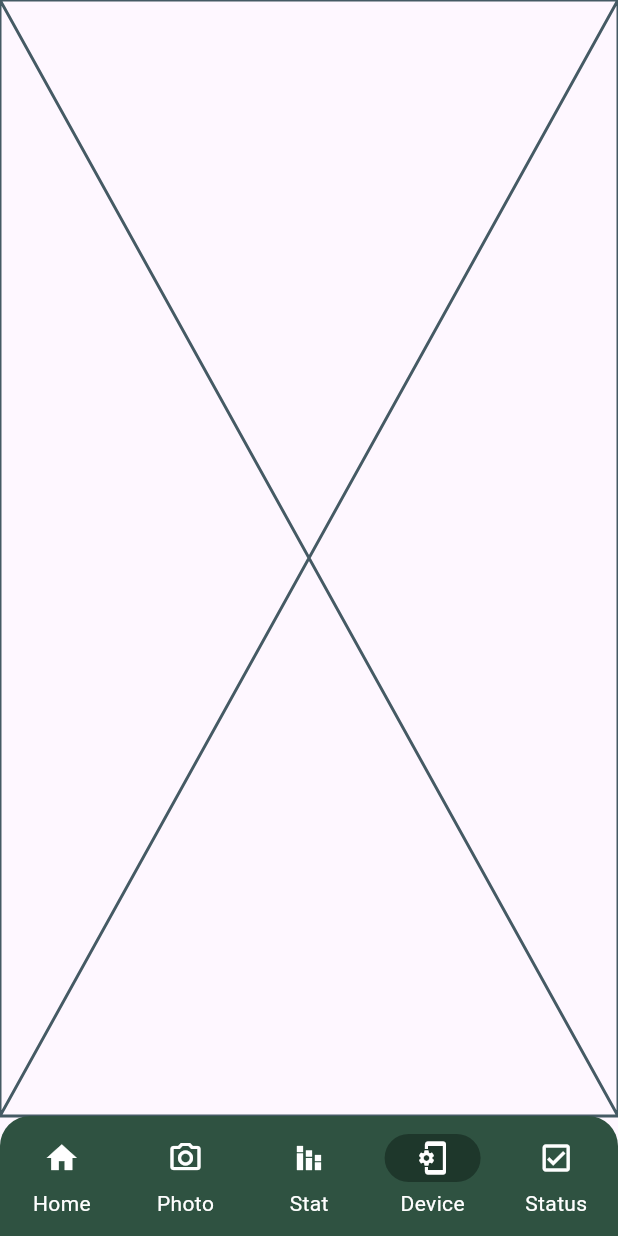
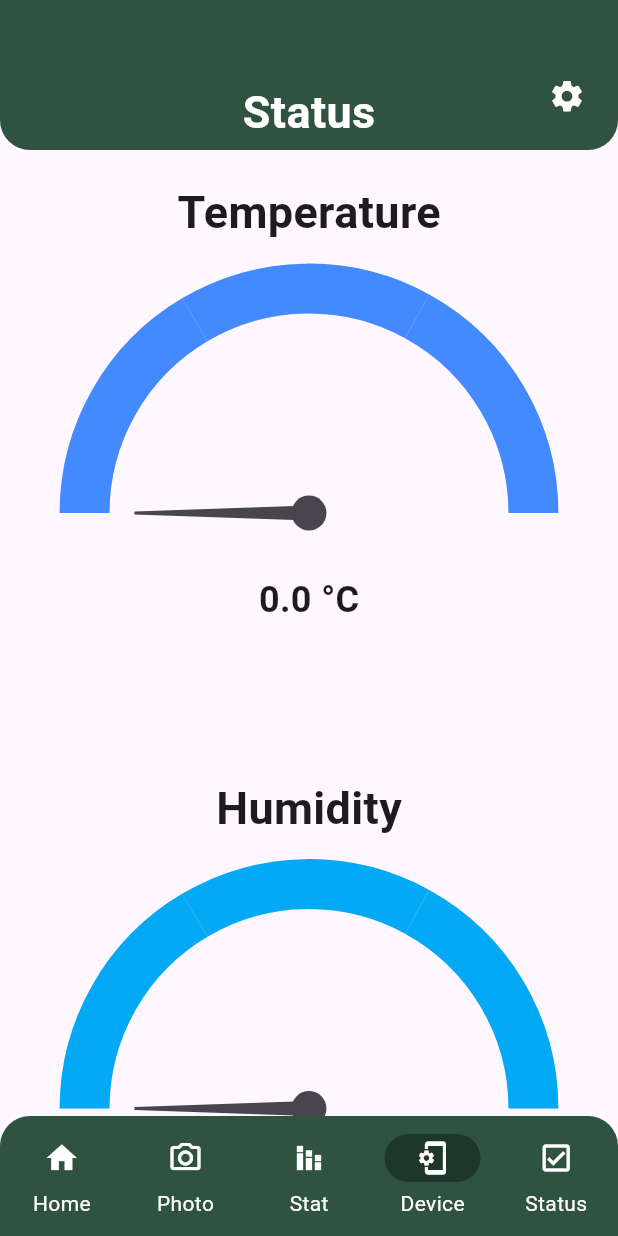
Before and after one commit to Iamyasuomain/Mobile, a Flutter app: the screen it shows once a user with an empty profile is signed in, item 4 of the bottom bar chosen, on a phone screen of 412 x 824 dp. Run offline on Flutter 3.47's test engine with Material 3 defaults, Android fonts, the light colour scheme and no system bars; drawn by our look-alikes of syncfusion_flutter_gauges; our stand-ins replace firebase_auth, firebase_core, firebase_database, image_picker; accounts and stored records are empty.

Commit message:
feat: monitoring from real time database (sensor data)

```diff
--- a/MobileProject/mobile_project/lib/main.dart
+++ b/MobileProject/mobile_project/lib/main.dart
@@ -7,6 +7,7 @@ import 'package:flutter/material.dart';
 import 'pages/login.dart';
 import 'pages/register.dart';
 import 'pages/uploadpic.dart';
+import 'pages/stat.dart';
 
 Future<void> main() async {
   WidgetsFlutterBinding.ensureInitialized();
@@ -94,12 +95,12 @@ class _PageState extends State<Page> {
             ],
           );
         }
-        const pages = [
-          Login(),
-          Register(),
-          Uploadpic(),
-          Placeholder(), // Stat
-          Placeholder(), // Device
+        var pages = [
+          const Login(),
+          const Register(),
+          const Uploadpic(),
+          const Stat(), // Stat
+          const Placeholder(), // Device
         ];
 
         const navItems = [
--- /dev/null
+++ b/MobileProject/mobile_project/lib/pages/stat.dart
@@ -0,0 +1,166 @@
+import 'dart:async';
+import 'package:mobile_project/main.dart';
+import 'package:flutter/material.dart';
+import 'package:syncfusion_flutter_gauges/gauges.dart';
+import 'package:firebase_core/firebase_core.dart';
+import 'package:firebase_database/firebase_database.dart';
+
+class Stat extends StatefulWidget {
+  const Stat({super.key});
+
+  @override
+  _StatState createState() => _StatState();
+}
+
+class _StatState extends State<Stat> {
+  final DatabaseReference _tempRef = FirebaseDatabase.instance.ref('ESP/Temperature');
+  final DatabaseReference _humRef = FirebaseDatabase.instance.ref('ESP/Humidity');
+
+  double _temperature = 0;
+  double _humidity = 0;
+
+  @override
+  void initState() {
+    super.initState();
+
+    _tempRef.onValue.listen((DatabaseEvent event) {
+      final data = event.snapshot.value;
+      if (data != null) {
+        setState(() {
+          _temperature = double.tryParse(data.toString()) ?? 0;
+        });
+      }
+    });
+
+    _humRef.onValue.listen((DatabaseEvent event) {
+      final data = event.snapshot.value;
+      if (data != null) {
+        setState(() {
+          _humidity = double.tryParse(data.toString()) ?? 0;
+        });
+      }
+    });
+  }
+
+  @override
+  void dispose() {
+    super.dispose();
+  }
+
+  Widget buildGauge(String label, double value, String unit, String type) {
+    Color getGaugeColor() {
+      if (type == "temperature") {
+        if (value < 10) return Colors.blueAccent;
+        if (value >= 10 && value < 25) return Colors.green;
+        if (value >= 25 && value < 35) return Colors.yellow;
+        return Colors.red;  // Hot (Red)
+      } else if (type == "humidity") {
+        if (value < 30) return Colors.lightBlue;
+        if (value >= 30 && value < 60) return Colors.green;
+        return Colors.red;
+      }
+      return Colors.grey; // Default color
+    }
+
+    return Padding(
+      padding: const EdgeInsets.only(bottom: 0.0),
+      child: Column(
+        children: [
+          Text(
+            label,
+            style: const TextStyle(fontSize: 30, fontWeight: FontWeight.bold),
+          ),
+          const SizedBox(height: 4),
+          SfRadialGauge(
+            axes: <RadialAxis>[
+              RadialAxis(
+                startAngle: 180,
+                endAngle: 0,
+                minimum: 0,
+                maximum: 100,
+                showTicks: false,
+                showLabels: false,
+                axisLineStyle: const AxisLineStyle(
+                  thickness: 0.2,
+                  thicknessUnit: GaugeSizeUnit.factor,
+                ),
+                ranges: <GaugeRange>[
+                  GaugeRange(
+                    startValue: 0,
+                    endValue: 33,
+                    color: getGaugeColor(),
+                    startWidth: 0.2,
+                    endWidth: 0.2,
+                    sizeUnit: GaugeSizeUnit.factor,
+                  ),
+                  GaugeRange(
+                    startValue: 33,
+                    endValue: 66,
+                    color: getGaugeColor(),
+                    startWidth: 0.2,
+                    endWidth: 0.2,
+                    sizeUnit: GaugeSizeUnit.factor,
+                  ),
+                  GaugeRange(
+                    startValue: 66,
+                    endValue: 100,
+                    color: getGaugeColor(),
+                    startWidth: 0.2,
+                    endWidth: 0.2,
+                    sizeUnit: GaugeSizeUnit.factor,
+                  ),
+                ],
+                pointers: <GaugePointer>[
+                  NeedlePointer(
+                    enableAnimation: true,
+                    animationType: AnimationType.ease,
+                    animationDuration: 1000,
+                    value: value,
+                    needleLength: 0.7,
+                    lengthUnit: GaugeSizeUnit.factor,
+                    needleStartWidth: 1,
+                    needleEndWidth: 5,
+                    knobStyle: const KnobStyle(
+                      knobRadius: 0.07,
+                      sizeUnit: GaugeSizeUnit.factor,
+                    ),
+                  ),
+                ],
+                annotations: <GaugeAnnotation>[
+                  GaugeAnnotation(
+                    widget: Text(
+                      '${value.toStringAsFixed(1)} $unit',
+                      style: const TextStyle(
+                        fontSize: 24,
+                        fontWeight: FontWeight.bold,
+                      ),
+                    ),
+                    angle: 90,
+                    positionFactor: 0.35,
+                  ),
+                ],
+              ),
+            ],
+          ),
+        ],
+      ),
+    );
+  }
+
+  @override
+  Widget build(BuildContext context) {
+    return Scaffold(
+      appBar: AppBarCustom('Status'),
+      body: SingleChildScrollView(
+        padding: const EdgeInsets.symmetric(horizontal: 10, vertical: 20),
+        child: Column(
+          crossAxisAlignment: CrossAxisAlignment.start,
+          children: [
+            buildGauge('Temperature', _temperature, '°C', 'temperature'),
+            buildGauge('Humidity', _humidity, '%RH', 'humidity'),
+          ],
+        ),
+      ),
+    );
+  }
+}
--- a/MobileProject/mobile_project/lib/pages/status.dart
+++ /dev/null
@@ -1,16 +0,0 @@
-import 'package:flutter/foundation.dart';
-import 'package:flutter/material.dart';
-
-class Status extends StatefulWidget {
-  const Status({super.key});
-
-  @override
-  State<Status> createState() => _StatusState();
-}
-
-class _StatusState extends State<Status> {
-  @override
-  Widget build(BuildContext context) {
-    return const Placeholder();
-  }
-}
--- a/MobileProject/mobile_project/pubspec.yaml
+++ b/MobileProject/mobile_project/pubspec.yaml
@@ -40,7 +40,9 @@ dependencies:
   cloud_firestore: ^5.6.6
   firebase_auth: ^5.5.2
   image_picker: ^1.1.2
-
+  syncfusion_flutter_core: ^23.1.44
+  syncfusion_flutter_gauges: ^23.1.44
+  firebase_database: ^11.3.5
 dev_dependencies:
   flutter_test:
     sdk: flutter
```
Also changed, not shown: MobileProject/mobile_project/pubspec.lock, 4 other files.
